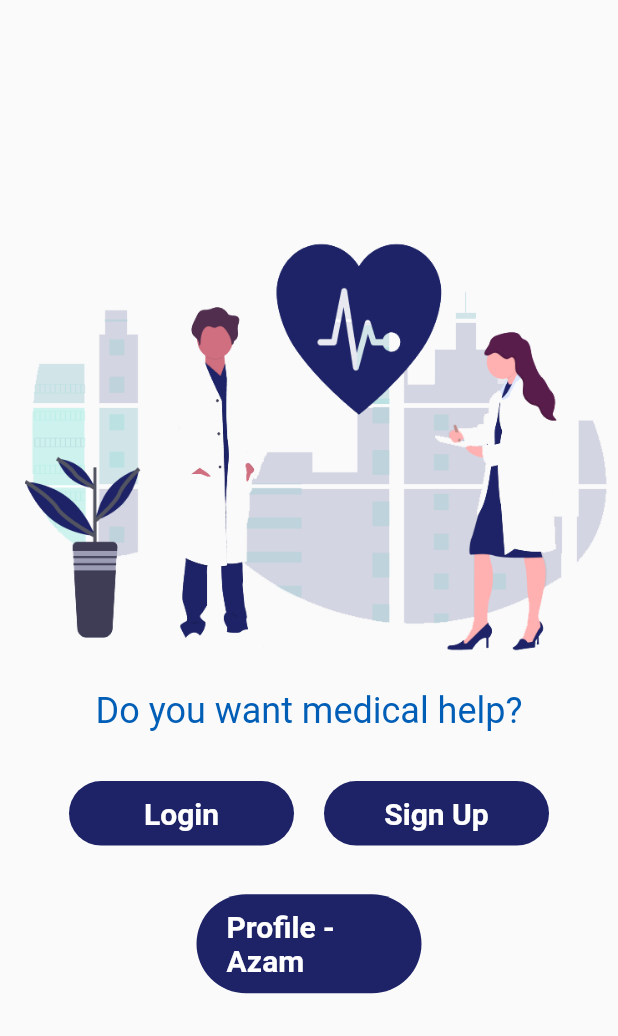
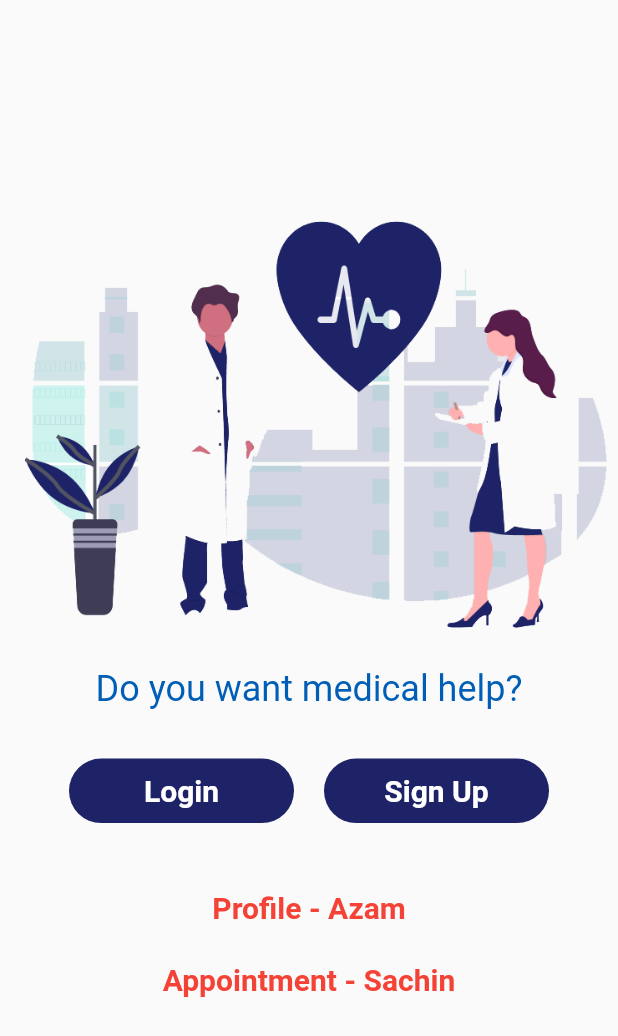
Before and after one commit to rasikasrimal/MadiCare_MAD, a Flutter app: the screen it shows after launch, on a phone screen of 412 x 824 dp. Shown: the top 1036 px of the screen. Run offline on Flutter 3.47's test engine with Material 2 defaults, Android fonts, the phone set to English and light mode, and no system bars; our stand-ins replace flutter_calendar_carousel; Roboto replaces fonts that are missing (Helvetica).

Commit message:
Appointment

```diff
--- a/medicare/lib/login/intro_home.dart
+++ b/medicare/lib/login/intro_home.dart
@@ -4,6 +4,7 @@ import 'package:medicare/login/signup_page.dart';
 import 'package:medicare/profile/mainapp.dart';
 import 'package:medicare/text_buttons/main_text_button.dart';
 import 'package:medicare/login/login_page.dart';
+import 'package:medicare/appointment/calender.dart';
 
 class Home extends StatelessWidget {
   const Home({Key? key});
@@ -53,16 +54,50 @@ class Home extends StatelessWidget {
                 ],
               ),
               const SizedBox(height: 30),
-              MainTextButton(
-                  text: 'Profile - Azam',
-                  onPressed: () {
-                    Navigator.push(
-                      context,
-                      MaterialPageRoute(
-                          builder: (context) =>
-                              const MainApp()), //here is it correct
-                    );
-                  }),
+              //
+              //
+              TextButton(
+                onPressed: () {
+                  Navigator.push(
+                    context,
+                    MaterialPageRoute(
+                      builder: (context) => const MainApp(),
+                    ),
+                  );
+                },
+                child: const Text(
+                  'Profile - Azam',
+                  style: TextStyle(
+                    color: Colors.red, // Set your desired text color
+                    fontSize: 20, // Set your desired font size
+                    fontWeight: FontWeight.bold, // Set your desired font weight
+                  ),
+                ),
+              ),
+              //
+              //
+              TextButton(
+                onPressed: () {
+                  Navigator.push(
+                    context,
+                    MaterialPageRoute(
+                      builder: (context) => const CalendarPage(),
+                    ),
+                  );
+                },
+                child: const Text(
+                  'Appointment - Sachin',
+                  style: TextStyle(
+                    color: Colors.red,
+                    fontSize: 20,
+                    fontWeight: FontWeight.bold,
+                  ),
+                ),
+              ),
+
+//
+//
+
               const SizedBox(height: 30),
             ],
           ),
--- a/medicare/lib/login/successful.dart
+++ b/medicare/lib/login/successful.dart
@@ -2,7 +2,7 @@ import 'package:flutter/material.dart';
 import 'package:medicare/constants/colors.dart';
 import 'package:medicare/text_buttons/main_text_button.dart'; // Import your custom MainTextButton
 import 'package:medicare/login/intro_home.dart'; // Import your Home page
-import 'package:medicare/welcome/welcome.dart';
+//import 'package:medicare/welcome/welcome.dart';
 
 class RegistrationSuccessfulPage extends StatelessWidget {
   const RegistrationSuccessfulPage({Key? key});
--- a/medicare/pubspec.yaml
+++ b/medicare/pubspec.yaml
@@ -30,6 +30,7 @@ environment:
 dependencies:
   flutter:
     sdk: flutter
+  flutter_calendar_carousel: ^2.4.2
 
 
   # The following adds the Cupertino Icons font to your application.
```
Also changed, not shown: medicare/lib/appointment/calender.dart (+129 -0 lines), medicare/pubspec.lock.
